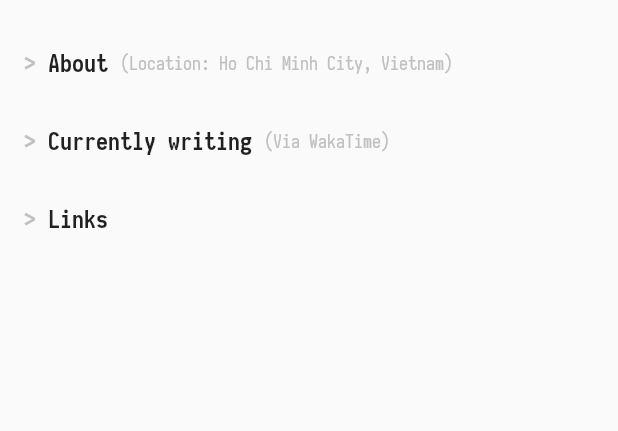
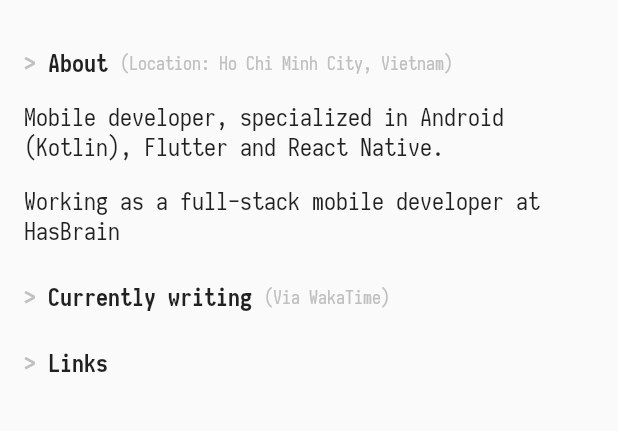
Before and after one commit to simonpham/simonit_dev, a Flutter app: the screen it shows after launch, on a phone screen of 412 x 824 dp, the part 84-515 px from its top. Run offline on Flutter 3.47's test engine with Material 2 defaults, Android fonts, the phone set to English and light mode, and no system bars.

Commit message:
feat: add about section

```diff
--- a/lib/views/pages/main_page.dart
+++ b/lib/views/pages/main_page.dart
@@ -1,5 +1,6 @@
 import 'package:flutter/material.dart';
 import 'package:simonit_dev/views/widgets/header.dart';
+import 'package:simonit_dev/views/widgets/section_content.dart';
 import 'package:simonit_dev/views/widgets/section_header.dart';
 
 import 'package:simonit_dev/utils/extensions.dart';
@@ -17,10 +18,14 @@ class MainPage extends StatelessWidget {
       body: SingleChildScrollView(
         child: Center(
           child: Column(
+            crossAxisAlignment: CrossAxisAlignment.start,
             children: <Widget>[
               _buildAboutHeader().addMarginTop(3),
-              _buildCurrentlyWritingHeader().addMarginTop(),
-              _buildLinksHeader().addMarginTop(),
+              _buildAboutSection(),
+              _buildCurrentlyWritingHeader().addMarginTop(1),
+              _buildCurrentlyWritingSection(),
+              _buildLinksHeader().addMarginTop(1),
+              _buildLinksSection(),
             ],
           ).wrapWithContainer(),
         ),
@@ -35,6 +40,17 @@ class MainPage extends StatelessWidget {
     );
   }
 
+  Widget _buildAboutSection() {
+    return Column(
+      crossAxisAlignment: CrossAxisAlignment.start,
+      children: <Widget>[
+        SectionContent(
+            "Mobile developer, specialized in Android (Kotlin), Flutter and React Native."),
+        SectionContent("Working as a full-stack mobile developer at HasBrain"),
+      ],
+    );
+  }
+
   Widget _buildCurrentlyWritingHeader() {
     return SectionHeader(
       title: "Currently writing",
@@ -42,9 +58,21 @@ class MainPage extends StatelessWidget {
     );
   }
 
+  Widget _buildCurrentlyWritingSection() {
+    return Container();
+  }
+
   Widget _buildLinksHeader() {
     return SectionHeader(
       title: "Links",
     );
   }
+
+  Widget _buildLinksSection() {
+    return Column(
+      crossAxisAlignment: CrossAxisAlignment.start,
+      children: <Widget>[
+      ],
+    );
+  }
 }
--- /dev/null
+++ b/lib/views/widgets/section_content.dart
@@ -0,0 +1,23 @@
+import 'package:flutter/material.dart';
+
+class SectionContent extends StatelessWidget {
+  final String text;
+
+  const SectionContent(
+    this.text, {
+    Key key,
+  }) : super(key: key);
+
+  @override
+  Widget build(BuildContext context) {
+    return Padding(
+      padding: const EdgeInsets.symmetric(vertical: 8.0),
+      child: Text(
+        text,
+        style: TextStyle(
+          fontSize: 16.0,
+        ),
+      ),
+    );
+  }
+}
```
